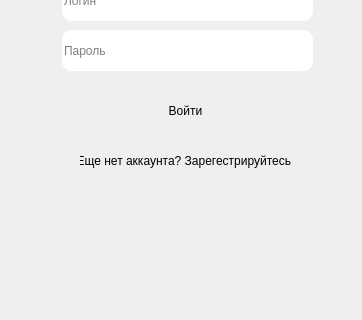
The window that ui/authorization-windows/ui/login_window.ui (toximu/efficio-task-tracker) describes before a commit, drawn with Qt 5; both pictures show x 0 to 362 and y 195 to 515 of the 362 by 600 pixel window.
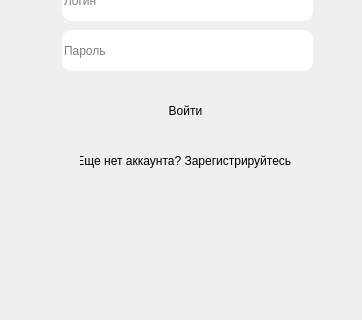
The same window after the commit.

```diff
--- a/ui/authorization-windows/ui/login_window.ui
+++ b/ui/authorization-windows/ui/login_window.ui
@@ -101,7 +101,7 @@
 border-radius: 10px;</string>
     </property>
     <property name="text">
-     <string>Еще нет аккаунта? Зарегестрируйтесь!</string>
+     <string>Еще нет аккаунта? Зарегистрируйтесь!</string>
     </property>
    </widget>
   </widget>
```
